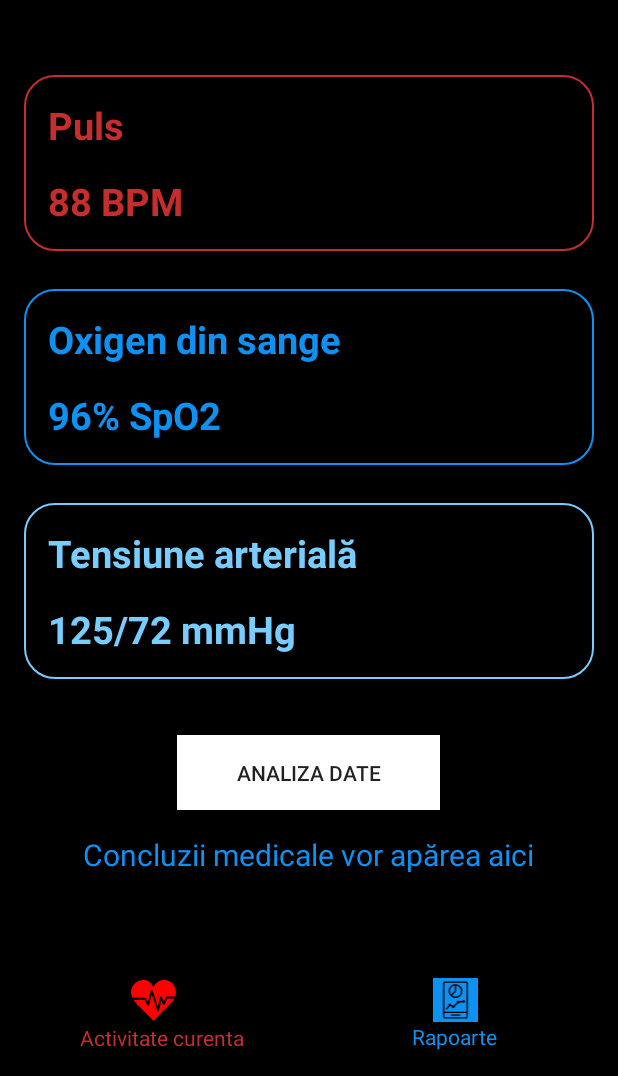
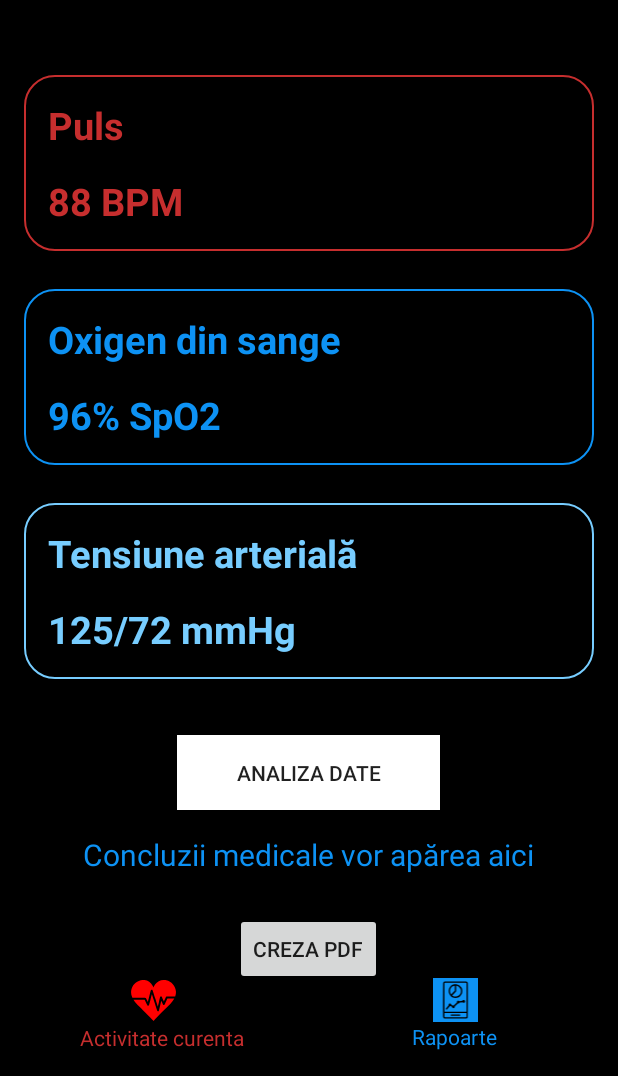
Before and after one commit to Alescandru/CareMonitor24-7, an Android app: the screen it shows after launch (MainActivity), on a phone screen of 412 x 824 dp, the part 160-1236 px from its top. Run offline under Robolectric (Android 15) with nearby library versions, the phone set to English and light mode, and no system bars.

Commit message:
creaza pdf

```diff
--- a/app/build.gradle.kts
+++ b/app/build.gradle.kts
@@ -31,7 +31,6 @@ android {
         targetCompatibility = JavaVersion.VERSION_11
     }
 }
-
 dependencies {
 
     implementation(libs.appcompat)
@@ -48,4 +47,5 @@ dependencies {
 
     // Optional - Room Kotlin Extensions and Coroutines support
     implementation("androidx.room:room-ktx:2.5.0")
+    implementation("androidx.core:core:1.6.0")
 }
--- a/app/src/main/AndroidManifest.xml
+++ b/app/src/main/AndroidManifest.xml
@@ -2,6 +2,8 @@
 <manifest xmlns:android="http://schemas.android.com/apk/res/android"
     xmlns:tools="http://schemas.android.com/tools">
 
+    <uses-permission android:name="android.permission.WRITE_EXTERNAL_STORAGE" />
+    <uses-permission android:name="android.permission.READ_EXTERNAL_STORAGE" />
     <application
         android:allowBackup="true"
         android:dataExtractionRules="@xml/data_extraction_rules"
--- a/app/src/main/res/layout/activity_main.xml
+++ b/app/src/main/res/layout/activity_main.xml
@@ -58,10 +58,12 @@
                     android:layout_height="wrap_content"
                     android:layout_marginStart="16dp"
                     android:layout_marginTop="16dp"
+                    android:layout_marginEnd="313dp"
                     android:text="Puls"
                     android:textColor="@color/red"
                     android:textSize="25sp"
                     android:textStyle="bold"
+                    app:layout_constraintEnd_toEndOf="parent"
                     app:layout_constraintStart_toStartOf="parent"
                     app:layout_constraintTop_toTopOf="parent" />
 
@@ -71,7 +73,7 @@
                     android:layout_height="wrap_content"
                     android:layout_marginTop="16dp"
                     android:layout_marginBottom="16dp"
-                    android:text="700 BPM"
+                    android:text="70 BPM"
                     android:textColor="@color/red"
                     android:textSize="25sp"
                     android:textStyle="bold"
@@ -186,6 +188,17 @@
                         app:layout_constraintTop_toBottomOf="@+id/buttonAnalizare" />
 
 
+
+                    <Button
+                        android:id="@+id/buttonPdf"
+                        android:layout_width="wrap_content"
+                        android:layout_height="wrap_content"
+                        android:layout_marginTop="25dp"
+                        android:text="Creza pdf"
+                        app:layout_constraintEnd_toEndOf="parent"
+                        app:layout_constraintStart_toStartOf="parent"
+                        app:layout_constraintTop_toBottomOf="@+id/concluziiTextView" />
+
                 </androidx.constraintlayout.widget.ConstraintLayout>
 
             </LinearLayout>
--- a/settings.gradle.kts
+++ b/settings.gradle.kts
@@ -9,13 +9,16 @@ pluginManagement {
         }
         mavenCentral()
         gradlePluginPortal()
+        maven { url = uri("https://chaquo.com/maven") }
     }
 }
+
 dependencyResolutionManagement {
-    repositoriesMode.set(RepositoriesMode.FAIL_ON_PROJECT_REPOS)
+    repositoriesMode.set(RepositoriesMode.PREFER_PROJECT) // Sau FAIL_ON_PROJECT_REPOS dacă vrei să nu folosești repo-uri din build.gradle.kts
     repositories {
         google()
         mavenCentral()
+        maven { url = uri("https://chaquo.com/maven") }
     }
 }
 
```
Also changed, not shown: app/src/main/java/com/example/hackathon2024/MainActivity.java (+96 -1 lines), build.gradle.kts (+8 -0 lines).
